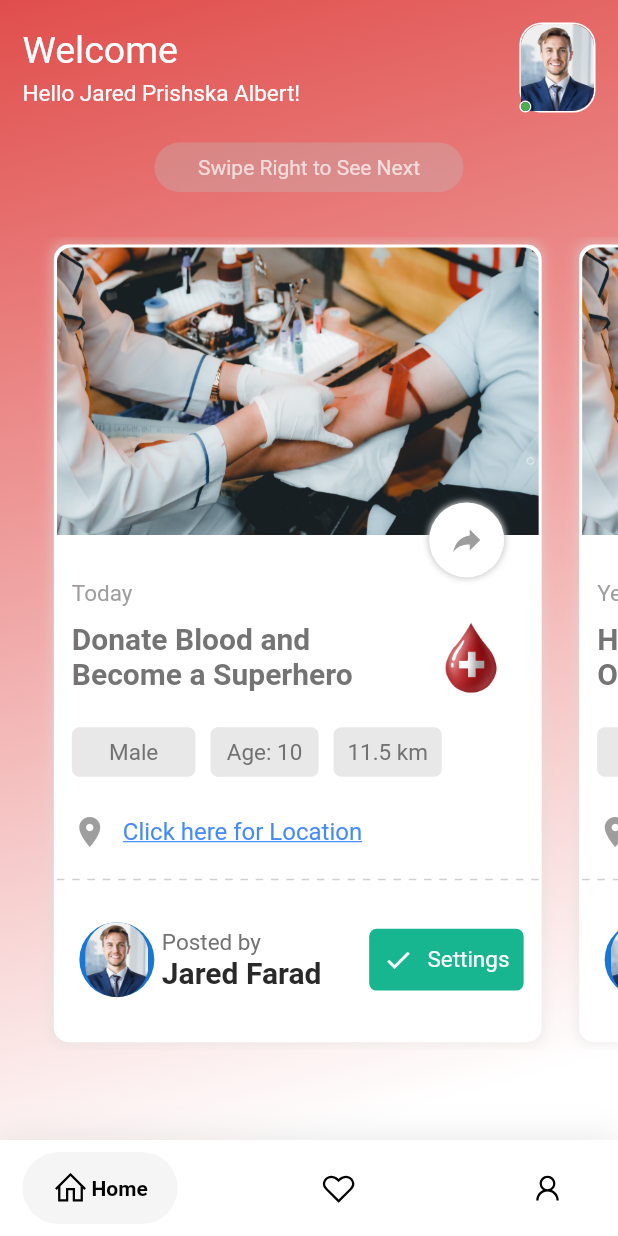
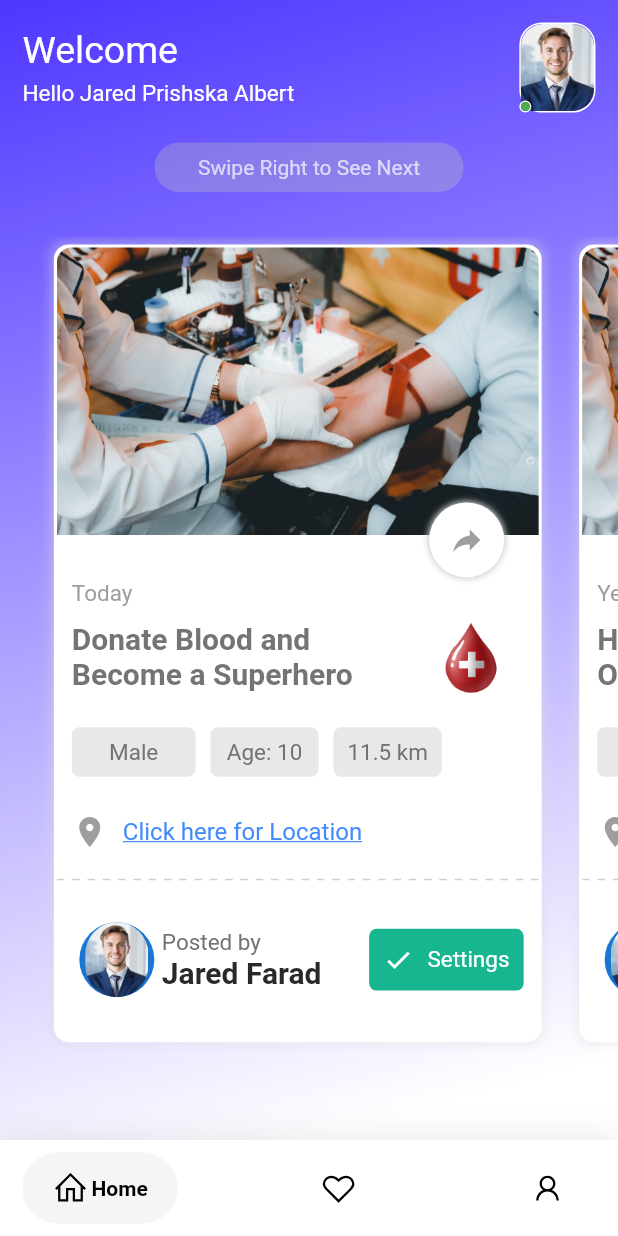
Before and after one commit to oti-adjei/BloodSpotUI, a Flutter app: the screen it shows after launch, on a phone screen of 412 x 824 dp. Run offline on Flutter 3.47's test engine with Material 2 defaults, Android fonts, the phone set to English and light mode, and no system bars; drawn by our look-alikes of google_nav_bar; our stand-ins replace line_icons, share_plus.

Commit message:
App Bar OOP and color change
- Change home page color
- Made appbar a widget.
- Created OOP feature to take user name and user profile
- Commented out the network url line and used asset file.

```diff
--- a/lib/screens/home.dart
+++ b/lib/screens/home.dart
@@ -1,4 +1,5 @@
 import 'package:flutter/material.dart';
+import '../widget/appbar.dart';
 import '../widget/card.dart';
 
 class Home extends StatefulWidget {
@@ -21,95 +22,15 @@ class _HomeState extends State<Home> {
           gradient: LinearGradient(
               begin: Alignment.topLeft,
               end: Alignment.bottomCenter,
-              colors: [Color.fromARGB(255, 224, 78, 76), Colors.white])),
+              colors: [Color.fromARGB(255, 78, 54, 255), Colors.white])),
       child: Scaffold(
           backgroundColor: Colors.transparent,
           body: SafeArea(
               child: Column(
             children: [
-              Padding(
-                  padding: const EdgeInsets.all(15),
-                  child: Column(children: [
-                    Row(
-                        mainAxisAlignment: MainAxisAlignment.spaceBetween,
-                        children: [
-                          // Hi Jared!
-                          Column(
-                            crossAxisAlignment: CrossAxisAlignment.start,
-                            children: const [
-                              Text("Welcome",
-                                  style: TextStyle(
-                                      fontSize: 25, color: Colors.white)),
-                              Padding(padding: EdgeInsets.only(top: 5)),
-                              Text(
-                                'Hello Jared Prishska Albert!',
-                                style: TextStyle(
-                                  color: Colors.white,
-                                  fontSize: 15,
-                                ),
-                              ),
-                            ],
-                          ),
-                          //profile logo
-                          Stack(
-                            children: [
-                              Container(
-                                height: 60,
-                                // padding: EdgeInsets.all(2),
-                                decoration: BoxDecoration(
-                                  borderRadius: const BorderRadius.all(
-                                    Radius.circular(15),
-                                  ),
-                                  border: Border.all(
-                                    width: 1,
-                                    color: Colors.white,
-                                    style: BorderStyle.solid,
-                                  ),
-                                ),
-                                child: ClipRRect(
-                                  borderRadius: const BorderRadius.only(
-                                    topRight: Radius.circular(15),
-                                    topLeft: Radius.circular(15),
-                                    bottomRight: Radius.circular(15),
-                                  ),
-                                  child: Image.asset('assets/images/1.jpg'),
-                                ),
-                              ),
-                              Positioned(
-                                left: 0,
-                                bottom: 0,
-                                child: Container(
-                                  decoration: BoxDecoration(
-                                    shape: BoxShape.circle,
-                                    border: Border.all(
-                                      width: 1,
-                                      color: Colors.white,
-                                      style: BorderStyle.solid,
-                                    ),
-                                  ),
-                                  child: Container(
-                                    decoration: BoxDecoration(
-                                      shape: BoxShape.circle,
-                                      color: Colors.green,
-                                      // borderRadius: BorderRadius.all(
-                                      //   Radius.circular(10),
-                                      // ),
-                                      border: Border.all(
-                                        width: 3,
-                                        color: Colors.green,
-                                        style: BorderStyle.solid,
-                                      ),
-                                    ),
-                                  ),
-                                ),
-                              )
-                            ],
-                          ),
-                        ]), // Row),,
-                    const Padding(
-                      padding: EdgeInsets.only(top: 5),
-                    ),
-                  ])),
+              const Customappbar(
+                  userName: "Jared Prishska Albert",
+                  userImage: "https://i.imgur.com/kQbx35z.jpg"),
               Container(
                 width: MediaQuery.of(context).size.width / 2,
                 margin: const EdgeInsets.only(bottom: 30),
--- /dev/null
+++ b/lib/widget/appbar.dart
@@ -0,0 +1,95 @@
+import 'package:flutter/material.dart';
+
+class Customappbar extends StatelessWidget {
+  final String userName;
+  final String userImage;
+  const Customappbar(
+      {Key? key, required this.userName, required this.userImage})
+      : super(key: key);
+
+  @override
+  Widget build(BuildContext context) {
+    return Padding(
+        padding: const EdgeInsets.all(15),
+        child: Column(children: [
+          Row(mainAxisAlignment: MainAxisAlignment.spaceBetween, children: [
+            // Hi Jared!
+            Column(
+              crossAxisAlignment: CrossAxisAlignment.start,
+              children: [
+                Text("Welcome",
+                    style: TextStyle(fontSize: 25, color: Colors.white)),
+                Padding(padding: EdgeInsets.only(top: 5)),
+                Text(
+                  "Hello $userName",
+                  style: TextStyle(
+                    color: Colors.white,
+                    fontSize: 15,
+                  ),
+                ),
+              ],
+            ),
+            //profile logo
+            Stack(
+              children: [
+                Container(
+                  height: 60,
+                  // padding: EdgeInsets.all(2),
+                  decoration: BoxDecoration(
+                    borderRadius: const BorderRadius.all(
+                      Radius.circular(15),
+                    ),
+                    border: Border.all(
+                      width: 1,
+                      color: Colors.white,
+                      style: BorderStyle.solid,
+                    ),
+                  ),
+                  child: ClipRRect(
+                    borderRadius: const BorderRadius.only(
+                      topRight: Radius.circular(15),
+                      topLeft: Radius.circular(15),
+                      bottomRight: Radius.circular(15),
+                    ),
+                    child:
+                        //Image.network(userImage.toString(), fit: BoxFit.cover),
+                        Image.asset('assets/images/1.jpg'),
+                  ),
+                ),
+                Positioned(
+                  left: 0,
+                  bottom: 0,
+                  child: Container(
+                    decoration: BoxDecoration(
+                      shape: BoxShape.circle,
+                      border: Border.all(
+                        width: 1,
+                        color: Colors.white,
+                        style: BorderStyle.solid,
+                      ),
+                    ),
+                    child: Container(
+                      decoration: BoxDecoration(
+                        shape: BoxShape.circle,
+                        color: Colors.green,
+                        // borderRadius: BorderRadius.all(
+                        //   Radius.circular(10),
+                        // ),
+                        border: Border.all(
+                          width: 3,
+                          color: Colors.green,
+                          style: BorderStyle.solid,
+                        ),
+                      ),
+                    ),
+                  ),
+                )
+              ],
+            ),
+          ]), // Row),,
+          const Padding(
+            padding: EdgeInsets.only(top: 5),
+          ),
+        ]));
+  }
+}
```
Also changed, not shown: 34 other files.
